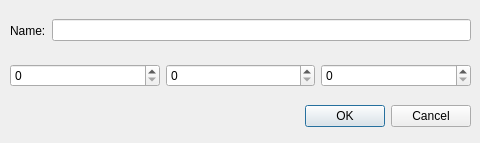
Before: the Qt Designer form RunnerDialog.ui in dalerodgers/AllComers, drawn with Qt 5.
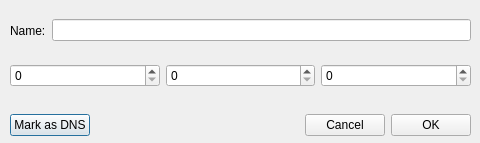
After: the same form once the commit is applied.

Patch:
```diff
--- a/RunnerDialog.ui
+++ b/RunnerDialog.ui
@@ -13,22 +13,6 @@
   <property name="windowTitle">
    <string>Runner</string>
   </property>
-  <widget class="QDialogButtonBox" name="buttonBox">
-   <property name="geometry">
-    <rect>
-     <x>10</x>
-     <y>100</y>
-     <width>461</width>
-     <height>32</height>
-    </rect>
-   </property>
-   <property name="orientation">
-    <enum>Qt::Horizontal</enum>
-   </property>
-   <property name="standardButtons">
-    <set>QDialogButtonBox::Cancel|QDialogButtonBox::Ok</set>
-   </property>
-  </widget>
   <widget class="QWidget" name="horizontalLayoutWidget">
    <property name="geometry">
     <rect>
@@ -72,6 +56,52 @@
     </item>
    </layout>
   </widget>
+  <widget class="QWidget" name="horizontalLayoutWidget_3">
+   <property name="geometry">
+    <rect>
+     <x>10</x>
+     <y>110</y>
+     <width>461</width>
+     <height>31</height>
+    </rect>
+   </property>
+   <layout class="QHBoxLayout" name="horizontalLayout_3">
+    <item>
+     <widget class="QPushButton" name="button_DNS">
+      <property name="text">
+       <string>Mark as DNS</string>
+      </property>
+     </widget>
+    </item>
+    <item>
+     <spacer name="horizontalSpacer">
+      <property name="orientation">
+       <enum>Qt::Horizontal</enum>
+      </property>
+      <property name="sizeHint" stdset="0">
+       <size>
+        <width>40</width>
+        <height>20</height>
+       </size>
+      </property>
+     </spacer>
+    </item>
+    <item>
+     <widget class="QPushButton" name="button_Cancel">
+      <property name="text">
+       <string>Cancel</string>
+      </property>
+     </widget>
+    </item>
+    <item>
+     <widget class="QPushButton" name="button_OK">
+      <property name="text">
+       <string>OK</string>
+      </property>
+     </widget>
+    </item>
+   </layout>
+  </widget>
  </widget>
  <resources/>
  <connections>
```
Left out of the diff: 37 changed lines with no effect on the pictures.
